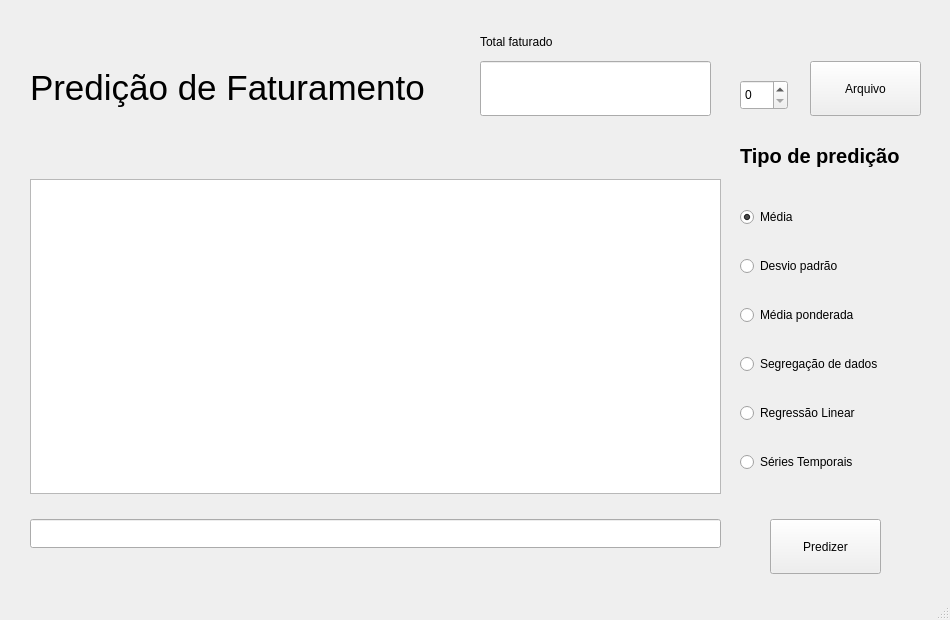
Qt form sistema.ui (eltonrobaina/Projeto_02_Predicao_de_Faturamento) before a commit.
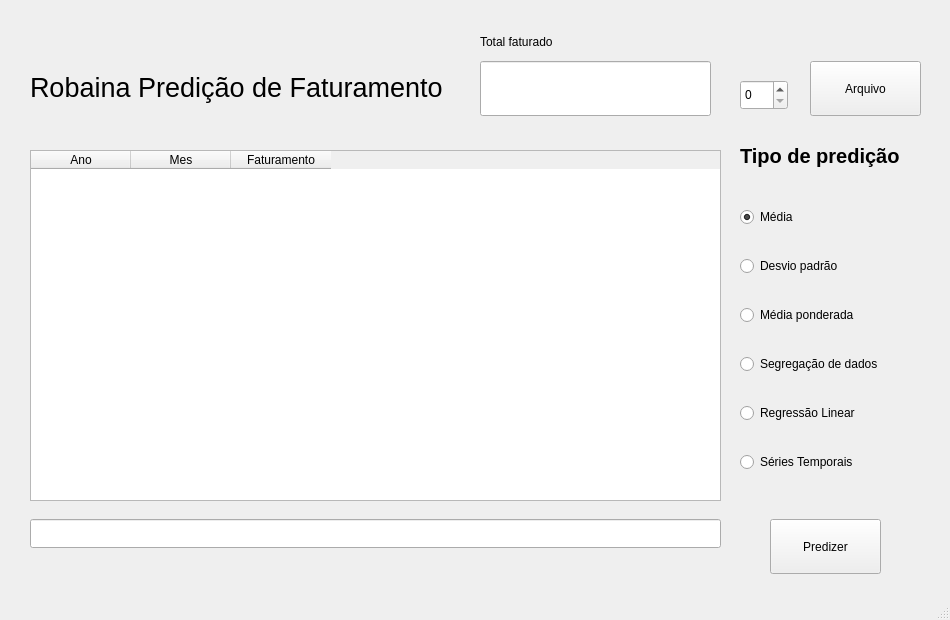
The same form after that commit.

Commit message:
Sistema rodando com csv
Feito a parte de contrucao da importacao do arquivo.

```diff
--- a/sistema.ui
+++ b/sistema.ui
@@ -27,16 +27,6 @@
      <string>Arquivo</string>
     </property>
    </widget>
-   <widget class="QTableView" name="tb_faturamento">
-    <property name="geometry">
-     <rect>
-      <x>30</x>
-      <y>179</y>
-      <width>691</width>
-      <height>315</height>
-     </rect>
-    </property>
-   </widget>
    <widget class="QPushButton" name="bt_predizer">
     <property name="geometry">
      <rect>
@@ -71,11 +61,11 @@
     </property>
     <property name="font">
      <font>
-      <pointsize>26</pointsize>
+      <pointsize>20</pointsize>
      </font>
     </property>
     <property name="text">
-     <string>Predição de Faturamento</string>
+     <string>Robaina Predição de Faturamento</string>
     </property>
    </widget>
    <widget class="QLineEdit" name="txt_totalFaturado">
@@ -139,6 +129,31 @@
      <string>Tipo de predição</string>
     </property>
    </widget>
+   <widget class="QTableWidget" name="tb_faturamento">
+    <property name="geometry">
+     <rect>
+      <x>30</x>
+      <y>150</y>
+      <width>691</width>
+      <height>351</height>
+     </rect>
+    </property>
+    <column>
+     <property name="text">
+      <string>Ano</string>
+     </property>
+    </column>
+    <column>
+     <property name="text">
+      <string>Mes</string>
+     </property>
+    </column>
+    <column>
+     <property name="text">
+      <string>Faturamento</string>
+     </property>
+    </column>
+   </widget>
    <widget class="QWidget" name="">
     <property name="geometry">
      <rect>
```
Left out of the diff: 2 changed lines with no effect on the pictures. The commit also changes 3 other files.
